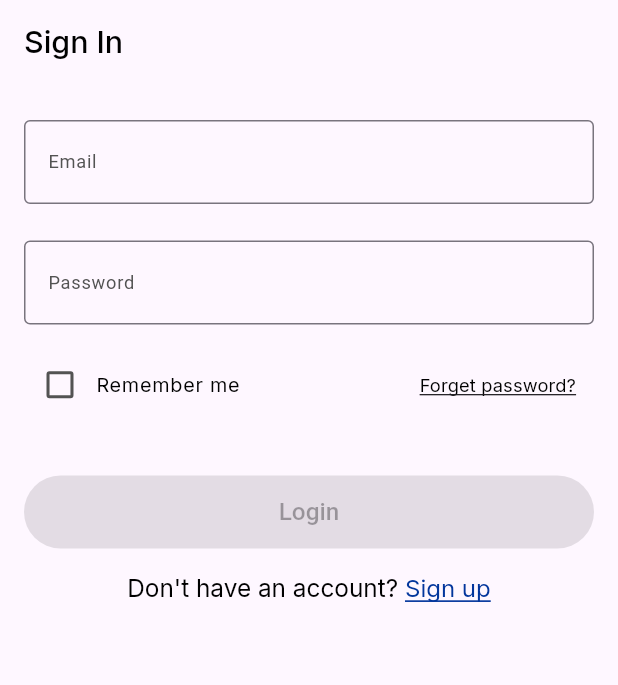
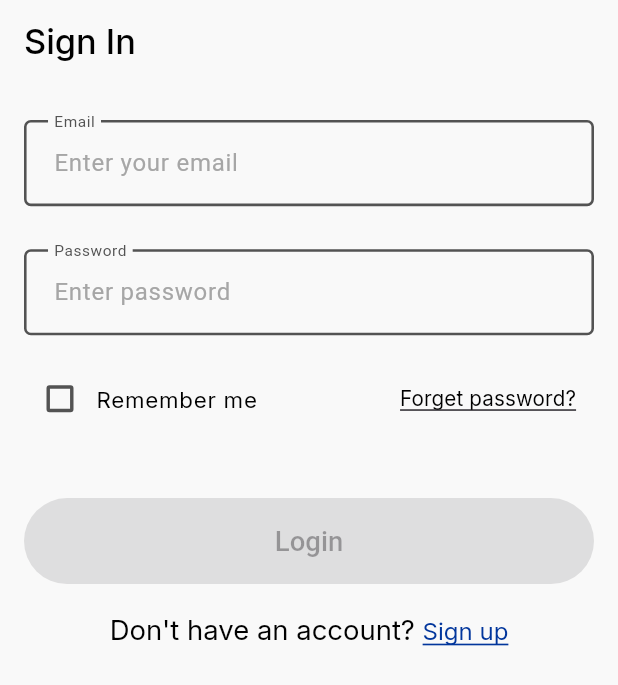
Before and after one commit to AhmedEzz999/exam_app_team5, a Flutter app: the screen it shows after launch, on a phone screen of 412 x 824 dp. Shown: the top 685 px of the screen. Run offline on Flutter 3.47's test engine with Material 3 defaults, Android fonts, the phone set to English and light mode, and no system bars; our stand-ins replace dartz, dio, flutter_bloc, flutter_screenutil, get_it, go_router and 4 more; generated files the repository leaves out were written again.

Commit message:
Refactor routing: update route constants, enhance navigation between login and sign-up views

```diff
--- a/lib/config/router/app_router/go_router.dart
+++ b/lib/config/router/app_router/go_router.dart
@@ -1,21 +1,24 @@
-import 'package:exam_app/core/constants/app_routes/app_routes.dart';
 import 'package:flutter/material.dart';
 import 'package:go_router/go_router.dart';
 
+import '../../../core/constants/app_routes/app_routes.dart';
 import '../../../core/constants/app_strings/app_strings.dart';
 import '../../../features/login/presentation/views/login_view.dart';
+import '../../../features/signup/presentation/views/sign_up_view.dart';
 
 class AppRouter {
   static GoRouter goRouter = GoRouter(
-    initialLocation: AppRoutes.singInRoute,
-
+    initialLocation: AppRoutes.signInRoute,
     errorBuilder: (context, state) =>
-        Scaffold(body: Center(child: Text(AppStrings.errorNavigate))),
+        const Scaffold(body: Center(child: Text(AppStrings.errorNavigate))),
     routes: [
       GoRoute(
-        path: AppRoutes.singInRoute,
-        name: AppRoutes.singInRoute,
-        builder: (context, state) => LoginView(),
+        path: AppRoutes.signInRoute,
+        builder: (context, state) => const LoginView(),
+      ),
+      GoRoute(
+        path: AppRoutes.signUpRoute,
+        builder: (context, state) => const SignUpView(),
       ),
     ],
   );
--- a/lib/core/constants/app_routes/app_routes.dart
+++ b/lib/core/constants/app_routes/app_routes.dart
@@ -1,7 +1,7 @@
 class AppRoutes {
   AppRoutes._();
-  static const singInRoute = '/login';
-  static const singUpRoute = '/signup';
-  static const forgetPasswordRoute = '/forgetPassword';
+  static const signInRoute = '/login';
+  static const signUpRoute = '/sign-up';
+  static const forgetPasswordRoute = '/forget-password';
   static const homeRoute = '/home';
 }
--- a/lib/core/themes/themes.dart
+++ /dev/null
@@ -1,36 +0,0 @@
-import 'package:flutter/material.dart';
-
-import '../styles/app_colors.dart';
-import '../styles/app_text_styles.dart';
-
-class Themes {
-  static light() => ThemeData(
-    brightness: Brightness.light,
-    appBarTheme: AppBarTheme(
-      centerTitle: false,
-      titleTextStyle: AppTextStyles.kBlack20Medium(),
-    ),
-    splashFactory: NoSplash.splashFactory,
-    inputDecorationTheme: InputDecorationThemeData(
-      border: OutlineInputBorder(
-        borderRadius: BorderRadius.circular(4),
-        borderSide: const BorderSide(color: AppColors.kGreyColor),
-      ),
-      focusedBorder: OutlineInputBorder(
-        borderRadius: BorderRadius.circular(4),
-        borderSide: const BorderSide(color: AppColors.kGreyColor),
-      ),
-      hintStyle: AppTextStyles.kPlaceHolder14Regular(),
-      labelStyle: AppTextStyles.kGrey12Regular(),
-    ),
-    elevatedButtonTheme: ElevatedButtonThemeData(
-      style: ElevatedButton.styleFrom(
-        shape: RoundedRectangleBorder(borderRadius: BorderRadius.circular(100)),
-        backgroundColor: AppColors.kPrimaryColor,
-        foregroundColor: AppColors.kWhiteColor,
-        textStyle: AppTextStyles.k16Medium(),
-      ),
-    ),
-  );
-  static dark() => ThemeData(brightness: Brightness.light);
-}
--- a/lib/exam_app.dart
+++ b/lib/exam_app.dart
@@ -2,7 +2,7 @@ import 'package:flutter/material.dart';
 import 'package:flutter_screenutil/flutter_screenutil.dart';
 
 import 'config/router/app_router/go_router.dart';
-import 'core/themes/themes.dart';
+import 'core/themes/app_theme.dart';
 
 class ExamApp extends StatelessWidget {
   const ExamApp({super.key});
@@ -10,13 +10,14 @@ class ExamApp extends StatelessWidget {
   @override
   Widget build(BuildContext context) {
     return ScreenUtilInit(
-      designSize: const Size(375, 812),
+      designSize: const Size(360, 690),
       minTextAdapt: true,
       splitScreenMode: true,
       builder: (_, _) => MaterialApp.router(
+        debugShowCheckedModeBanner: false,
         routerConfig: AppRouter.goRouter,
-        theme: Themes.light(),
-        darkTheme: Themes.dark(),
+        theme: AppThemes.light(),
+        darkTheme: AppThemes.dark(),
         themeMode: ThemeMode.light,
       ),
     );
--- a/lib/features/login/presentation/views/widgets/login_view_body.dart
+++ b/lib/features/login/presentation/views/widgets/login_view_body.dart
@@ -2,7 +2,9 @@ import 'package:flutter/gestures.dart';
 import 'package:flutter/material.dart';
 import 'package:flutter_bloc/flutter_bloc.dart';
 import 'package:flutter_screenutil/flutter_screenutil.dart';
+import 'package:go_router/go_router.dart';
 
+import '../../../../../core/constants/app_routes/app_routes.dart';
 import '../../../../../core/constants/app_strings/app_strings.dart';
 import '../../../../../core/styles/app_colors.dart';
 import '../../../../../core/styles/app_text_styles.dart';
@@ -118,7 +120,10 @@ class _LoginViewBodyState extends State<LoginViewBody> with AppValidators {
                         color: AppColors.kPrimaryColor,
                         fontSize: 16,
                       ),
-                      recognizer: TapGestureRecognizer()..onTap = () {},
+                      recognizer: TapGestureRecognizer()
+                        ..onTap = () {
+                          context.go(AppRoutes.signUpRoute);
+                        },
                     ),
                   ],
                 ),
--- a/lib/features/signup/presentation/views/sign_up_view.dart
+++ b/lib/features/signup/presentation/views/sign_up_view.dart
@@ -1,7 +1,9 @@
 import 'package:flutter/material.dart';
 import 'package:flutter_bloc/flutter_bloc.dart';
 import 'package:flutter_screenutil/flutter_screenutil.dart';
+import 'package:go_router/go_router.dart';
 
+import '../../../../core/constants/app_routes/app_routes.dart';
 import '../../../../core/constants/app_strings/app_strings.dart';
 import '../../../../core/styles/app_colors.dart';
 import '../../../../core/styles/app_text_styles.dart';
@@ -52,7 +54,9 @@ class _SignUpViewState extends State<SignUpView> {
                       padding: EdgeInsets.zero,
                       minimumSize: const Size(0, 0),
                     ),
-                    onPressed: () {},
+                    onPressed: () {
+                      context.go(AppRoutes.signInRoute);
+                    },
                     child: Text(
                       AppStrings.loginButton,
                       style: AppTextStyles.kBlack12UnderLineRegular().copyWith(
```
Also changed, not shown: lib/core/themes/app_theme.dart (renamed from lib/core/theme/app_theme.dart).
